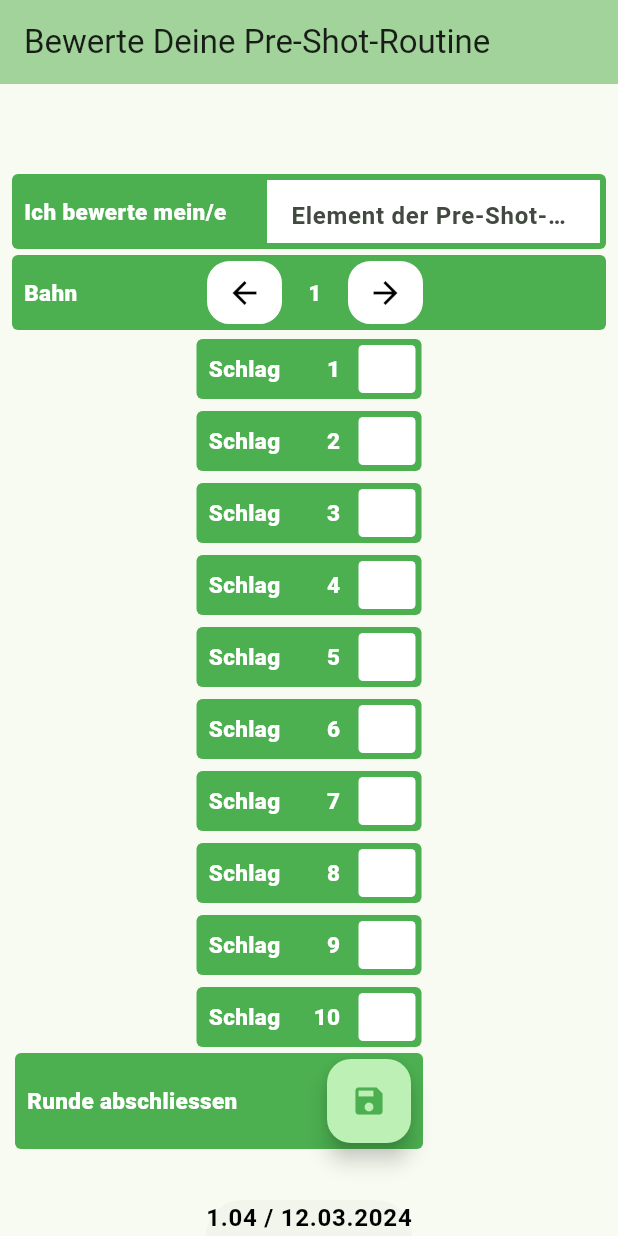
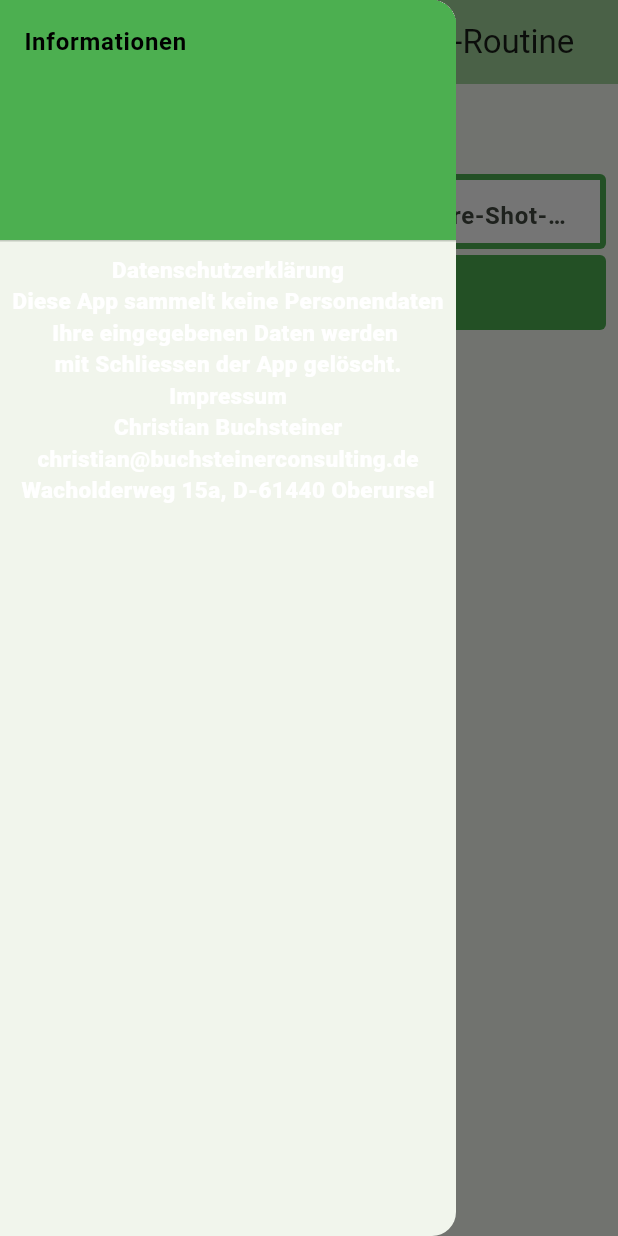
Before and after one commit to chrbuchsteiner61/valuation_pre_shot, a Flutter app: the screen it shows after launch, with the side drawer open (before the commit the screen has no drawer), on a phone screen of 412 x 824 dp. Run offline on Flutter 3.47's test engine with Material 3 defaults, Android fonts, the light colour scheme and no system bars; our stand-ins replace logger, pdf, printing; Roboto replaces fonts that are missing (Noto).

Commit message:
Datenschutzerklaerung und Impressum ergaenzt

```diff
--- a/lib/main.dart
+++ b/lib/main.dart
@@ -6,6 +6,7 @@ import 'package:valuation_pre_shot/ui_areas/change_the_tee.dart';
 import 'package:valuation_pre_shot/ui_areas/input_valuation.dart';
 import 'package:valuation_pre_shot/ui_areas//input_your_routine_element.dart';
 import 'package:valuation_pre_shot/ui_areas//save_your_round.dart';
+import 'package:valuation_pre_shot/ui_elements/the_info_drawer.dart';
 
 var logger = Logger();
 
@@ -84,7 +85,7 @@ class MyHomePage extends StatefulWidget {
 }
 
 class _MyHomePageState extends State<MyHomePage> {
-  final String version = '1.04 / 12.03.2024';
+  final String version = '1.05 / 19.03.2024';
   int tee = 1;
 
   String aValuation = '';
@@ -150,6 +151,7 @@ class _MyHomePageState extends State<MyHomePage> {
           backgroundColor: Theme.of(context).colorScheme.inversePrimary,
           title: Text(widget.title),
         ),
+        drawer: TheInfoDrawer(),
         body: Column(
           mainAxisAlignment: MainAxisAlignment.center,
           children: <Widget>[
--- /dev/null
+++ b/lib/ui_elements/the_info_drawer.dart
@@ -0,0 +1,44 @@
+import 'package:flutter/material.dart';
+
+class TheInfoDrawer extends StatelessWidget {
+  @override
+  Widget build(BuildContext context) {
+    return Drawer(
+        child: ListView(
+      // Important: Remove any padding from the ListView.
+      padding: EdgeInsets.zero,
+      children: [
+        const DrawerHeader(
+          decoration: BoxDecoration(
+            color: Colors.green,
+          ),
+          child: Text('Informationen'),
+        ),
+        Container(
+          child: const Column(
+            children: [
+              Text(
+                'Datenschutzerklärung',
+              ),
+              Text('Diese App sammelt keine Personendaten'),
+              Text('Ihre eingegebenen Daten werden '),
+              Text('mit Schliessen der App gelöscht.'),
+            ],
+          ),
+        ),
+        Container(
+          child: const Column(
+            children: [
+              Text(
+                'Impressum',
+              ),
+              Text('Christian Buchsteiner'),
+              Text('christian@buchsteinerconsulting.de'),
+              Text('Wacholderweg 15a, D-61440 Oberursel')
+            ],
+          ),
+        ),
+      ],
+    ));
+  }
+}
```
